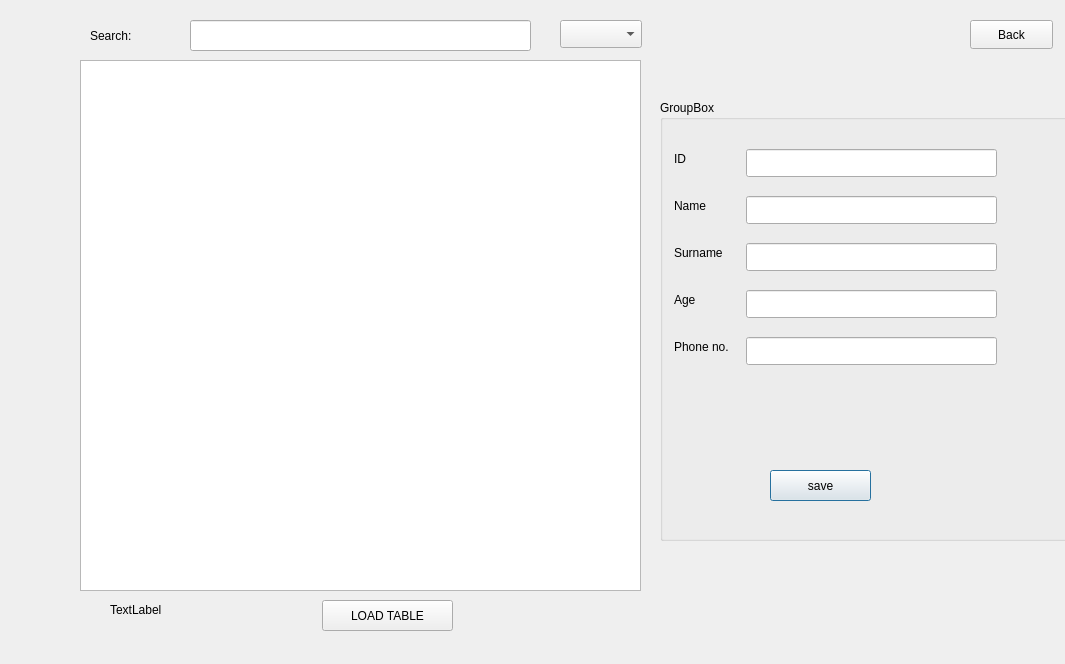
The window that Sqlite_DB/secdialog.ui (AnishBharati/Qt-HMS) describes before a commit, drawn with Qt 5.
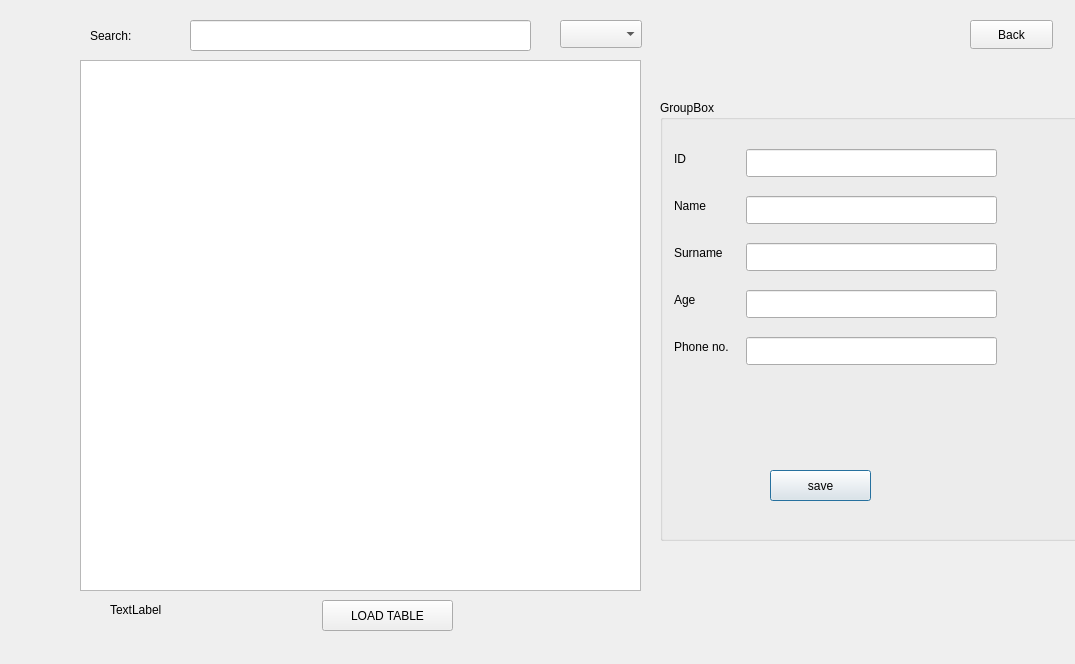
The same window after the commit.

Diff of the .ui file:
```diff
--- a/Sqlite_DB/secdialog.ui
+++ b/Sqlite_DB/secdialog.ui
@@ -6,7 +6,7 @@
    <rect>
     <x>0</x>
     <y>0</y>
-    <width>1065</width>
+    <width>1075</width>
     <height>664</height>
    </rect>
   </property>
```
Left out of the diff: 2 changed lines with no effect on the pictures.
